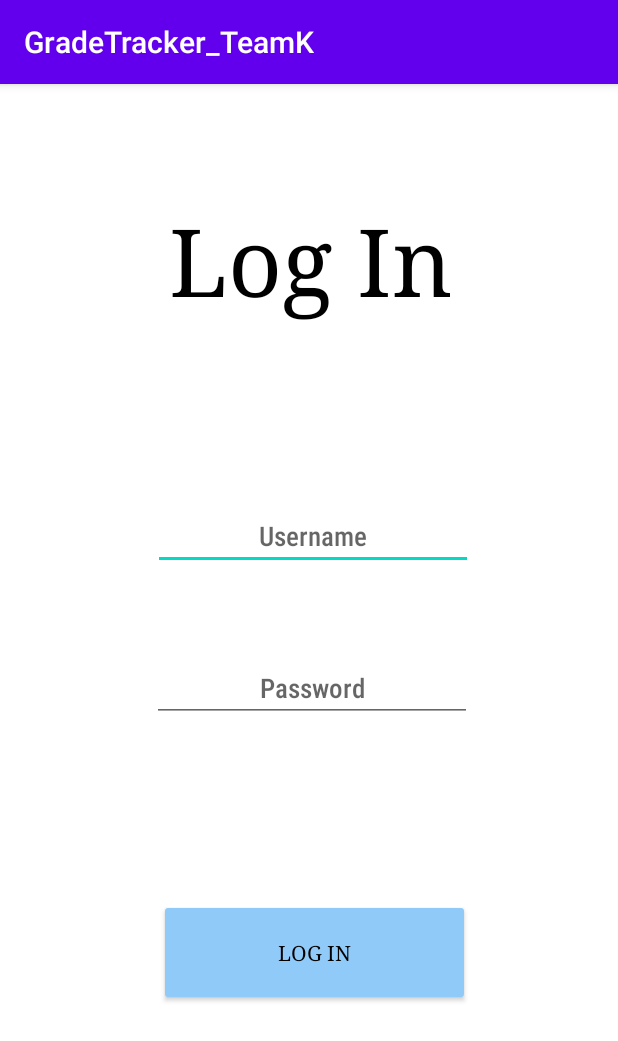
After one commit to Voraphi/GradeTracker_TeamK, an Android app: the LoginPage screen opened directly, with no data from a screen before it, on a phone screen of 412 x 824 dp. The commit adds this screen. Shown: the top 1041 px of the screen. Run offline under Robolectric (Android 15) with nearby library versions, the phone set to English and light mode, and no system bars.

Commit message:
Added login screen.

```diff
--- a/app/src/main/AndroidManifest.xml
+++ b/app/src/main/AndroidManifest.xml
@@ -9,6 +9,7 @@
         android:roundIcon="@mipmap/ic_launcher_round"
         android:supportsRtl="true"
         android:theme="@style/AppTheme">
+        <activity android:name=".LoginPage"></activity>
         <activity android:name=".MainActivity">
             <intent-filter>
                 <action android:name="android.intent.action.MAIN" />
--- /dev/null
+++ b/app/src/main/java/com/example/gradetracker_teamk/LoginPage.java
@@ -0,0 +1,85 @@
+package com.example.gradetracker_teamk;
+
+import androidx.appcompat.app.AppCompatActivity;
+
+import android.content.Context;
+import android.content.Intent;
+import android.os.Bundle;
+import android.view.View;
+import android.widget.Button;
+import android.widget.EditText;
+import android.widget.Toast;
+import java.util.ArrayList;
+import java.util.List;
+
+public class LoginPage extends AppCompatActivity {
+    private Button log_button;
+
+    private EditText username;
+    private EditText password;
+
+
+    class User {
+        private String user;
+        private String pass;
+
+        public User(String user, String pass) {
+            this.user = user;
+            this.pass = pass;
+        }
+        public String getUser() {
+            return user;
+        }
+        public void setUser(String user) {
+            this.user = user;
+        }
+        public String getPass() {
+            return pass;
+        }
+        public void setPass(String pass) {
+            this.pass = pass;
+        }
+    }
+    public static List<User> users = new ArrayList<>();
+
+    @Override
+
+    protected void onCreate(Bundle savedInstanceState) {
+        super.onCreate(savedInstanceState);
+        setContentView(R.layout.activity_login_page);
+        users.add(new User("userone", "passone"));
+        users.add(new User("usertwo", "passtwo"));
+        users.add(new User("userthree", "passthree"));
+
+        log_button = findViewById(R.id.home_button);
+        username = findViewById(R.id.home_text_view_2);
+        password = findViewById(R.id.home_text_view_3);
+
+        log_button.setOnClickListener(new View.OnClickListener() {
+            @Override
+            public void onClick(View v) {
+
+                    Intent intent = new Intent(LoginPage.this, MainActivity.class);
+                    startActivity(intent);
+            }
+        });
+    }
+
+    boolean check_fields(EditText s1, EditText s2){
+        String str1 = s1.getText().toString();
+        String str2 = s2.getText().toString();
+        for(User i:users){
+            if (i.getUser().equals(str1)){
+                if(i.getPass().equals(str2)){
+                    return true;
+                }
+                return false;
+            }
+        }
+        return false;
+    }
+    public static Intent getintent(Context context){
+        Intent intent = new Intent(context, LoginPage.class);
+        return intent;
+    }
+}
--- a/app/src/main/java/com/example/gradetracker_teamk/MainActivity.java
+++ b/app/src/main/java/com/example/gradetracker_teamk/MainActivity.java
@@ -6,19 +6,35 @@ import androidx.room.Room;
 import androidx.room.RoomDatabase;
 
 import android.app.Application;
+import android.content.Context;
+import android.content.Intent;
 import android.os.Bundle;
+import android.util.Log;
+import android.view.View;
+import android.widget.Button;
+import android.widget.Toast;
 
 import com.example.gradetracker_teamk.db.AppDataBase;
 import com.example.gradetracker_teamk.db.UsersDAO;
 
 public class MainActivity extends AppCompatActivity {
+    private Button b1;
 
     @Override
     protected void onCreate(Bundle savedInstanceState) {
         super.onCreate(savedInstanceState);
         setContentView(R.layout.activity_main);
+        AppDataBase.getInstance(getApplicationContext());
+        b1 = findViewById(R.id.login_button);
 
-        AppDataBase.getInstance(getApplicationContext());
+        b1.setOnClickListener(new View.OnClickListener() {
+            @Override
+            public void onClick(View v) {
+
+                Intent intent = new Intent(LoginPage.getintent(getApplicationContext()));
+                startActivity(intent);
+            }
+        });
 
     }
 
--- /dev/null
+++ b/app/src/main/res/layout/activity_login_page.xml
@@ -0,0 +1,77 @@
+<?xml version="1.0" encoding="utf-8"?>
+<androidx.constraintlayout.widget.ConstraintLayout xmlns:android="http://schemas.android.com/apk/res/android"
+    xmlns:app="http://schemas.android.com/apk/res-auto"
+    xmlns:tools="http://schemas.android.com/tools"
+    android:layout_width="match_parent"
+    android:layout_height="match_parent"
+    android:animateLayoutChanges="false"
+    android:background="#FFFFFF"
+    android:backgroundTintMode="add"
+    android:hapticFeedbackEnabled="false"
+    tools:context=".LoginPage">
+
+    <TextView
+        android:id="@+id/home_text_view_1"
+        android:layout_width="201dp"
+        android:layout_height="82dp"
+        android:layout_marginTop="76dp"
+        android:autoSizeTextType="uniform"
+        android:background="#FFFFFF"
+        android:fontFamily="serif"
+        android:gravity="center"
+        android:text="@string/login_header"
+        android:textColor="#000000"
+        app:layout_constraintEnd_toEndOf="parent"
+        app:layout_constraintHorizontal_bias="0.507"
+        app:layout_constraintStart_toStartOf="parent"
+        app:layout_constraintTop_toTopOf="parent" />
+
+    <EditText
+        android:id="@+id/home_text_view_2"
+        android:layout_width="213dp"
+        android:layout_height="42dp"
+        android:layout_marginTop="124dp"
+        android:ems="10"
+        android:fontFamily="sans-serif-condensed-medium"
+        android:gravity="center"
+        android:hint="@string/login_input1"
+        android:inputType="textPersonName"
+        android:shadowColor="#000000"
+        android:textAllCaps="false"
+        app:layout_constraintEnd_toEndOf="parent"
+        app:layout_constraintHorizontal_bias="0.512"
+        app:layout_constraintStart_toStartOf="parent"
+        app:layout_constraintTop_toBottomOf="@+id/home_text_view_1" />
+
+    <Button
+        android:id="@+id/home_button"
+        android:layout_width="207dp"
+        android:layout_height="71dp"
+        android:backgroundTint="#90CAF9"
+        android:fontFamily="serif"
+        android:shadowColor="#95EF8F"
+        android:text="@string/login_button"
+        android:textColor="#000000"
+        app:layout_constraintBottom_toBottomOf="parent"
+        app:layout_constraintEnd_toEndOf="parent"
+        app:layout_constraintHorizontal_bias="0.519"
+        app:layout_constraintStart_toStartOf="parent"
+        app:layout_constraintTop_toBottomOf="@+id/home_text_view_3"
+        app:layout_constraintVertical_bias="0.434" />
+
+    <EditText
+        android:id="@+id/home_text_view_3"
+        android:layout_width="wrap_content"
+        android:layout_height="wrap_content"
+        android:layout_marginTop="56dp"
+        android:ems="10"
+        android:fontFamily="sans-serif-condensed-medium"
+        android:gravity="center"
+        android:hint="@string/login_input2"
+        android:inputType="textPassword"
+        app:layout_constraintEnd_toEndOf="parent"
+        app:layout_constraintHorizontal_bias="0.51"
+        app:layout_constraintStart_toStartOf="parent"
+        app:layout_constraintTop_toBottomOf="@+id/home_text_view_2" />
+
+</androidx.constraintlayout.widget.ConstraintLayout>
--- a/app/src/main/res/layout/activity_main.xml
+++ b/app/src/main/res/layout/activity_main.xml
@@ -24,13 +24,13 @@
         android:layout_height="wrap_content"
         android:layout_marginBottom="92dp"
         android:text="Register"
-        app:layout_constraintBottom_toTopOf="@+id/button2"
+        app:layout_constraintBottom_toTopOf="@+id/login_button"
         app:layout_constraintEnd_toEndOf="parent"
         app:layout_constraintHorizontal_bias="0.498"
         app:layout_constraintStart_toStartOf="parent" />
 
     <Button
-        android:id="@+id/button2"
+        android:id="@+id/login_button"
         android:layout_width="wrap_content"
         android:layout_height="wrap_content"
         android:layout_marginBottom="232dp"
--- a/app/src/main/res/values/strings.xml
+++ b/app/src/main/res/values/strings.xml
@@ -1,3 +1,7 @@
 <resources>
     <string name="app_name">GradeTracker_TeamK</string>
+    <string name="login_header">Log In</string>
+    <string name="login_input1">Username</string>
+    <string name="login_button">Log In</string>
+    <string name="login_input2">Password</string>
 </resources>
```
